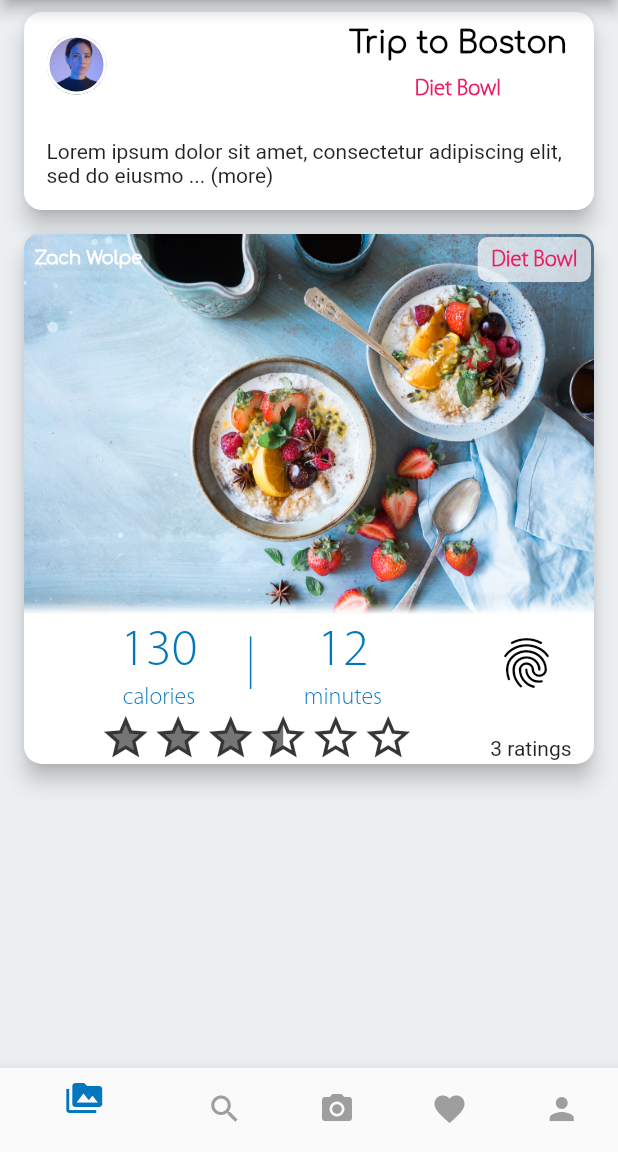
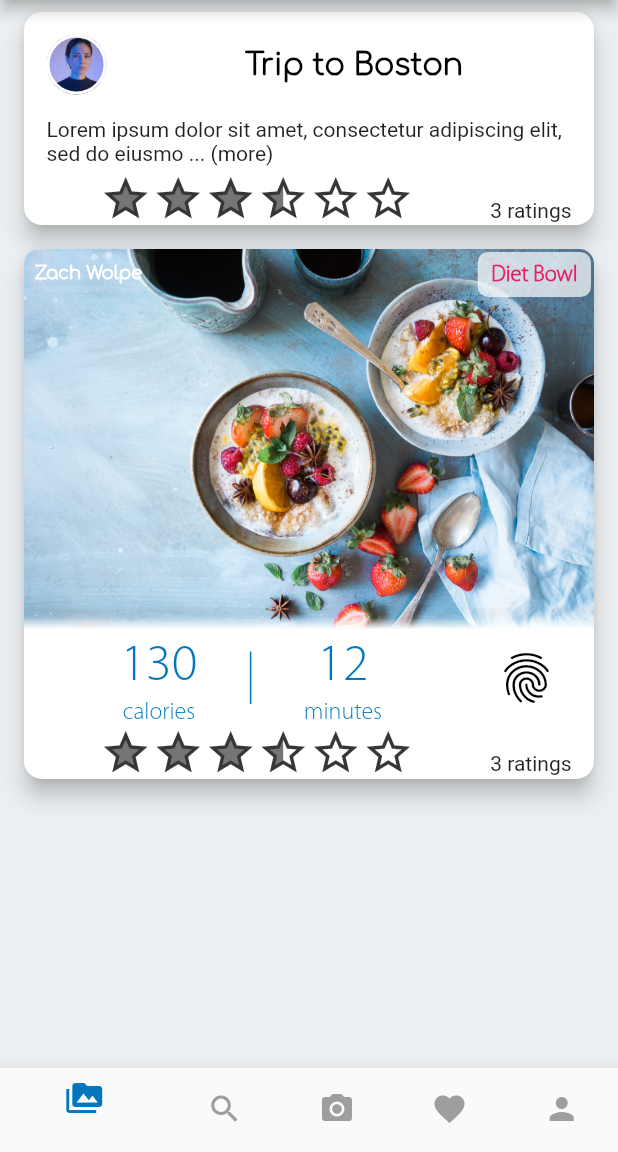
Before and after one commit to Health-Social/app_guru, a Flutter app: the screen it shows after launch, on a phone screen of 412 x 824 dp, the part 84-1236 px from its top. Run offline on Flutter 3.47's test engine with Material 2 defaults, Android fonts, the light colour scheme and no system bars; drawn by our look-alikes of flutter_rating.

Commit message:
text post touch up

```diff
--- a/lib/post display/home page card/text.dart
+++ b/lib/post display/home page card/text.dart
@@ -7,43 +7,12 @@ import '../../widgets/post_elements/post_title.dart';
 import '../../widgets/post_elements/post_description.dart';
 import '../../widgets/post_elements/profile_pic_circle.dart';
 import '../../widgets/post_elements/collection_tag.dart';
+import '../../widgets/post_elements/interact.dart';
 
 class TextPostHomePage extends StatelessWidget {
   final TextPost _post;
 
   TextPostHomePage(this._post);
-
-  Widget _subTitle(String subtitle) {
-    return Container(
-      padding: EdgeInsets.symmetric(vertical: 5, horizontal: 8),
-      decoration: BoxDecoration(
-          color: Colors.blue[50], borderRadius: BorderRadius.circular(7.0)),
-      child: Text(
-        subtitle,
-        style: TextStyle(
-            fontFamily: 'Comfortaa',
-            fontSize: 12.0,
-            color: Colors.blue[900],
-            fontWeight: FontWeight.bold),
-      ),
-    );
-  }
-
-  Widget _titleAndCollection() {
-    // group title and collection tag for display
-    if (_post.collection == null) {
-      return PostTitle(_post.title);
-    } else {
-      return Container(
-          child: Column(
-        children: <Widget>[
-          PostTitle(_post.title),
-          CollectionTag(_post.collection.title, _post.collection.colour,
-              small: true),
-        ],
-      ));
-    }
-  }
 
   @override
   Widget build(BuildContext context) {
@@ -54,14 +23,16 @@ class TextPostHomePage extends StatelessWidget {
           children: <Widget>[
             ProfilePicCircle(_post.userDetails.userProfilePicture),
             Expanded(child: Container()),
-            _titleAndCollection(),
+            PostTitle(_post.title),
+            Expanded(child: Container()),
             SizedBox(width: 10),
           ],
         ),
-        //  _subTitle(_post.subTitle),
         Container(
             // text description
             child: PostDescription(_post.description)),
+        SizedBox(height: 5),
+        Interact(_post, 3),
       ],
     ));
   }
--- a/lib/post types/text_post.dart
+++ b/lib/post types/text_post.dart
@@ -8,11 +8,10 @@ class TextPost {
   final UserDetails userDetails;
   final String title;
   final String description;
-  final String subTitle;
+  final List<Map<String, String>> comments;
   // location
-  // usercomments
   // share each others posts???
-  final bool isFavourite;
+  final List<Map> ratings;
   final bool hasViewed; // NA
   final Collection collection;
 
@@ -20,9 +19,9 @@ class TextPost {
     @required this.userDetails,
     @required this.title,
     @required this.description,
-    @required this.subTitle,
-    this.isFavourite = false,
     this.hasViewed = false,
+    this.ratings,
+    this.comments,
     this.collection,
   });
 }
--- a/lib/widgets/post_elements/post_description.dart
+++ b/lib/widgets/post_elements/post_description.dart
@@ -37,7 +37,7 @@ class PostDescriptionState extends State<PostDescription> with TickerProviderSta
         });
       },
       child: Container(
-        padding: EdgeInsets.all(15.0),
+        padding: EdgeInsets.symmetric(horizontal: 15.0),
         child: Text(_longDescription()),
      ), );
   }
```
Also changed, not shown: lib/main.dart (+6 -2 lines), lib/pages/upload pages/text.dart (+17 -11 lines), lib/post display/full post card/text.dart (+13 -31 lines).
